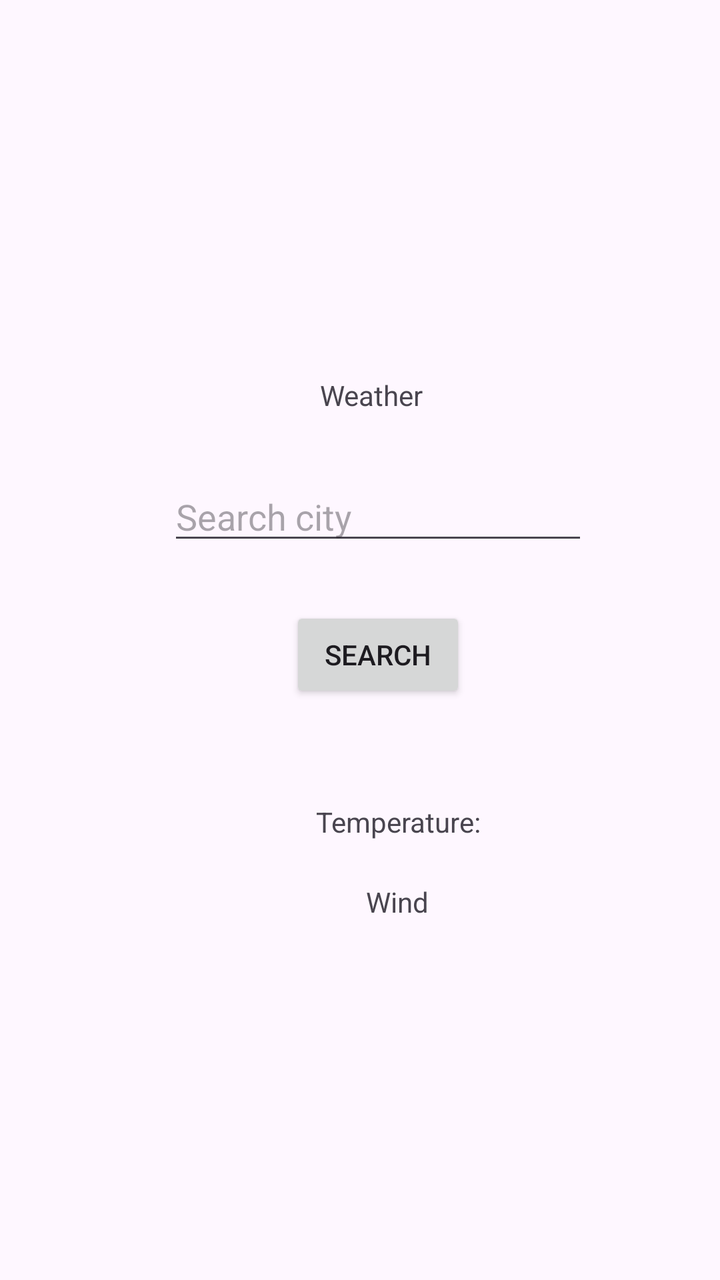
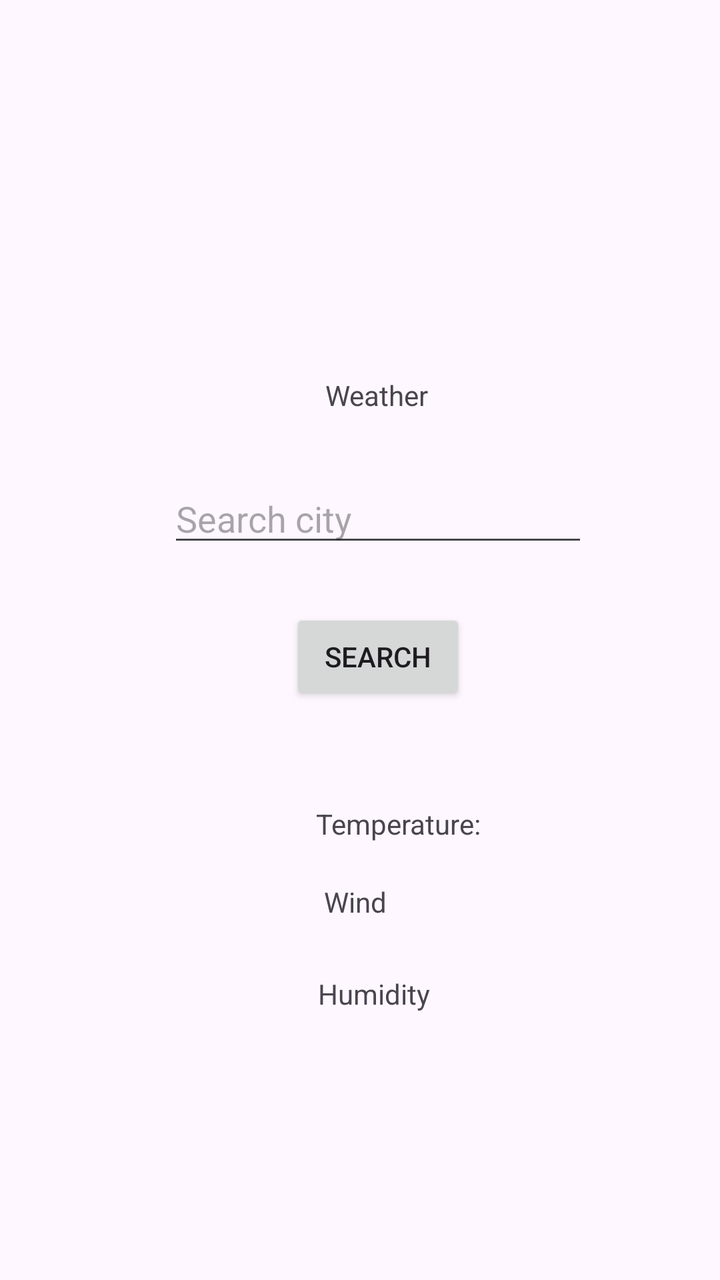

Compare the two renders of this Android layout. The source of the first and the diff that turns it into the second are given below.
<!-- AndroidManifest.xml: application theme Theme.Java25mobilutvecklingAPIintegrationandrei -->
<!-- res/layout/fragment_weather.xml -->
<?xml version="1.0" encoding="utf-8"?>
<androidx.constraintlayout.widget.ConstraintLayout xmlns:android="http://schemas.android.com/apk/res/android"
    xmlns:app="http://schemas.android.com/apk/res-auto"
    xmlns:tools="http://schemas.android.com/tools"
    android:id="@+id/frameLayout2"
    android:layout_width="match_parent"
    android:layout_height="match_parent"
    tools:context=".WeatherFragment">

    <TextView
        android:id="@+id/weatherTitle"
        android:layout_width="wrap_content"
        android:layout_height="wrap_content"
        android:layout_marginStart="160dp"
        android:layout_marginTop="188dp"
        android:text="Weather"
        app:layout_constraintStart_toStartOf="parent"
        app:layout_constraintTop_toTopOf="parent" />

    <EditText
        android:id="@+id/searchCity"
        android:layout_width="wrap_content"
        android:layout_height="wrap_content"
        android:layout_marginStart="84dp"
        android:layout_marginTop="29dp"
        android:ems="10"
        android:hint="Search city"
        android:inputType="text"
        app:layout_constraintStart_toStartOf="parent"
        app:layout_constraintTop_toBottomOf="@+id/weatherTitle" />

    <Button
        android:id="@+id/searchCityButton"
        android:layout_width="wrap_content"
        android:layout_height="wrap_content"
        android:layout_marginTop="26dp"
        android:text="Search"
        app:layout_constraintEnd_toEndOf="@+id/searchCity"
        app:layout_constraintStart_toStartOf="@+id/searchCity"
        app:layout_constraintTop_toBottomOf="@+id/searchCity" />

    <TextView
        android:id="@+id/weatherTemp"
        android:layout_width="wrap_content"
        android:layout_height="wrap_content"
        android:layout_marginStart="13dp"
        android:layout_marginTop="50dp"
        android:text="Temperature:"
        app:layout_constraintStart_toStartOf="@+id/searchCityButton"
        app:layout_constraintTop_toBottomOf="@+id/searchCityButton" />

    <TextView
        android:id="@+id/weatherWind"
        android:layout_width="wrap_content"
        android:layout_height="wrap_content"
        android:layout_marginStart="25dp"
        android:layout_marginTop="21dp"
        android:text="Wind"
        app:layout_constraintStart_toStartOf="@+id/weatherTemp"
        app:layout_constraintTop_toBottomOf="@+id/weatherTemp" />
</androidx.constraintlayout.widget.ConstraintLayout>
<!-- resources referenced by this layout -->
<resources>
  <style name="Theme.Java25mobilutvecklingAPIintegrationandrei" parent="Base.Theme.Java25mobilutvecklingAPIintegrationandrei" />
  <style name="Base.Theme.Java25mobilutvecklingAPIintegrationandrei" parent="Theme.Material3.DayNight.NoActionBar">
          
          
      </style>
</resources>

<!-- the commit's change to res/layout/fragment_weather.xml (unified diff, before → after) -->
@@ -11,23 +11,23 @@
         android:id="@+id/weatherTitle"
         android:layout_width="wrap_content"
         android:layout_height="wrap_content"
-        android:layout_marginStart="160dp"
-        android:layout_marginTop="188dp"
+        android:layout_marginBottom="30dp"
         android:text="Weather"
-        app:layout_constraintStart_toStartOf="parent"
-        app:layout_constraintTop_toTopOf="parent" />
+        app:layout_constraintBottom_toTopOf="@+id/searchCity"
+        app:layout_constraintEnd_toEndOf="@+id/weatherHumidity"
+        app:layout_constraintStart_toStartOf="@+id/weatherWind" />
 
     <EditText
         android:id="@+id/searchCity"
         android:layout_width="wrap_content"
         android:layout_height="wrap_content"
         android:layout_marginStart="84dp"
-        android:layout_marginTop="29dp"
+        android:layout_marginTop="237dp"
         android:ems="10"
         android:hint="Search city"
         android:inputType="text"
         app:layout_constraintStart_toStartOf="parent"
-        app:layout_constraintTop_toBottomOf="@+id/weatherTitle" />
+        app:layout_constraintTop_toTopOf="parent" />
 
     <Button
         android:id="@+id/searchCityButton"
@@ -53,9 +53,19 @@
         android:id="@+id/weatherWind"
         android:layout_width="wrap_content"
         android:layout_height="wrap_content"
-        android:layout_marginStart="25dp"
-        android:layout_marginTop="21dp"
+        android:layout_marginStart="4dp"
+        android:layout_marginTop="20dp"
         android:text="Wind"
         app:layout_constraintStart_toStartOf="@+id/weatherTemp"
         app:layout_constraintTop_toBottomOf="@+id/weatherTemp" />
+
+    <TextView
+        android:id="@+id/weatherHumidity"
+        android:layout_width="wrap_content"
+        android:layout_height="wrap_content"
+        android:layout_marginStart="1dp"
+        android:layout_marginTop="27dp"
+        android:text="Humidity"
+        app:layout_constraintStart_toStartOf="@+id/weatherTemp"
+        app:layout_constraintTop_toBottomOf="@+id/weatherWind" />
 </androidx.constraintlayout.widget.ConstraintLayout>
